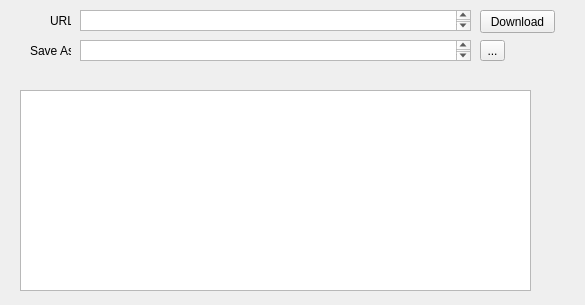
The window that mainwindow.ui (brucezhang80/Download_manager) describes before a commit, drawn with Qt 5.
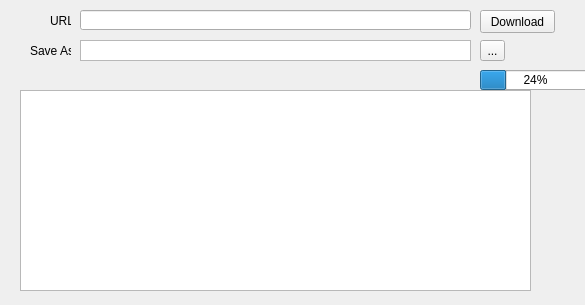
The same window after the commit. Icons and pictures are not drawn.

Commit message: Added delete functionality to download list, adjustments to UI elements (disable scrolling, input field change).

What changed in the file:
```diff
--- a/mainwindow.ui
+++ b/mainwindow.ui
@@ -33,16 +33,6 @@
      <string>Download</string>
     </property>
    </widget>
-   <widget class="QTextEdit" name="url">
-    <property name="geometry">
-     <rect>
-      <x>80</x>
-      <y>10</y>
-      <width>391</width>
-      <height>21</height>
-     </rect>
-    </property>
-   </widget>
    <widget class="QListWidget" name="listWidget">
     <property name="geometry">
      <rect>
@@ -56,7 +46,7 @@
      <bool>true</bool>
     </property>
    </widget>
-   <widget class="QTextEdit" name="location">
+   <widget class="QTextBrowser" name="location">
     <property name="enabled">
      <bool>true</bool>
     </property>
@@ -68,9 +58,27 @@
       <height>21</height>
      </rect>
     </property>
+    <property name="maximumSize">
+     <size>
+      <width>391</width>
+      <height>40</height>
+     </size>
+    </property>
+    <property name="inputMethodHints">
+     <set>Qt::ImhNone</set>
+    </property>
     <property name="frameShadow">
      <enum>QFrame::Sunken</enum>
     </property>
+    <property name="verticalScrollBarPolicy">
+     <enum>Qt::ScrollBarAlwaysOff</enum>
+    </property>
+    <property name="horizontalScrollBarPolicy">
+     <enum>Qt::ScrollBarAlwaysOff</enum>
+    </property>
+    <property name="sizeAdjustPolicy">
+     <enum>QAbstractScrollArea::AdjustToContentsOnFirstShow</enum>
+    </property>
     <property name="tabChangesFocus">
      <bool>false</bool>
     </property>
@@ -124,6 +132,29 @@
      <string>Save As</string>
     </property>
    </widget>
+   <widget class="QProgressBar" name="testBar">
+    <property name="geometry">
+     <rect>
+      <x>480</x>
+      <y>70</y>
+      <width>111</width>
+      <height>20</height>
+     </rect>
+    </property>
+    <property name="value">
+     <number>24</number>
+    </property>
+   </widget>
+   <widget class="QLineEdit" name="url">
+    <property name="geometry">
+     <rect>
+      <x>80</x>
+      <y>10</y>
+      <width>391</width>
+      <height>20</height>
+     </rect>
+    </property>
+   </widget>
   </widget>
  </widget>
  <layoutdefault spacing="6" margin="11"/>
```
Left out of the diff: 2 changed lines with no effect on the pictures. The commit also changes 7 other files.
